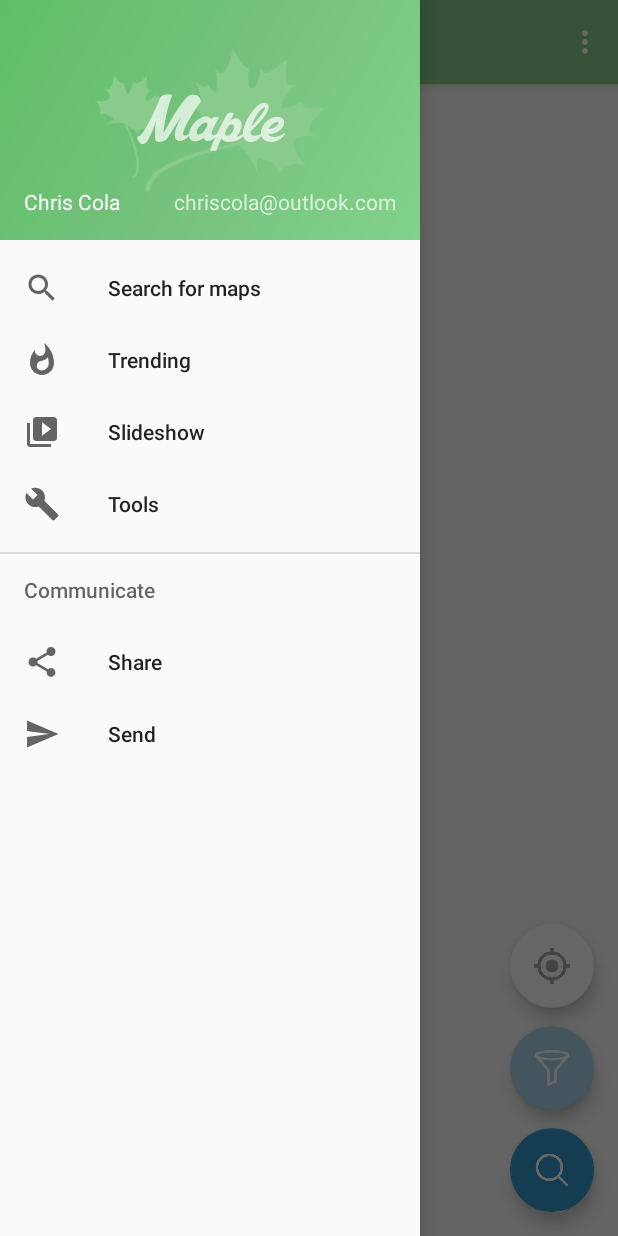
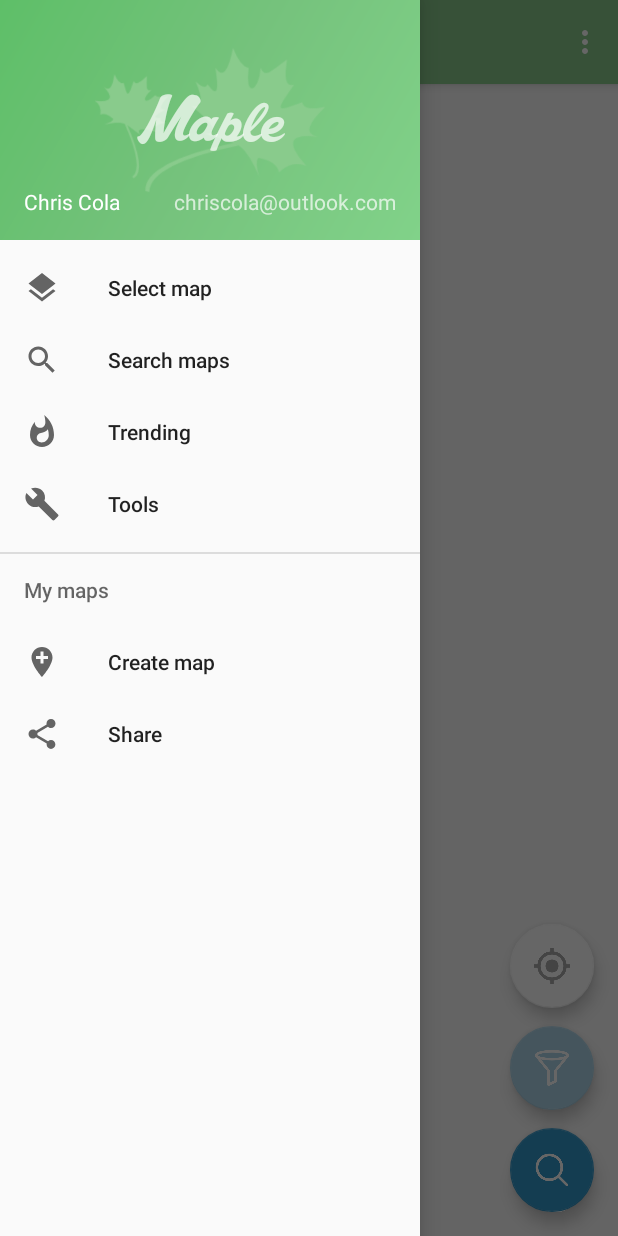
Before and after one commit to chewbyte/maple, an Android app: the screen it shows after launch (MapSelectActivity), with the side drawer open, on a phone screen of 412 x 824 dp. Run offline under Robolectric (Android 15) with nearby library versions, the phone set to English and light mode, and no system bars; libraries missing offline, so code that uses them is left out: com.mapbox.mapboxsdk, com.mapbox.services; plain views replace MapView; 6 statements that could not run were skipped.

Commit message:
Add Retrofit API library to project, update icons and menus

```diff
--- a/code/trunk/GeoGab/app/build.gradle
+++ b/code/trunk/GeoGab/app/build.gradle
@@ -39,4 +39,5 @@ dependencies {
     }
     compile 'de.hdodenhof:circleimageview:2.1.0'
     compile 'com.google.code.gson:gson:2.8.0'
+    compile 'com.squareup.retrofit2:retrofit:2.1.0'
 }
--- /dev/null
+++ b/code/trunk/GeoGab/app/src/main/res/drawable/ic_add_location_black.xml
@@ -0,0 +1,9 @@
+<vector xmlns:android="http://schemas.android.com/apk/res/android"
+        android:width="24dp"
+        android:height="24dp"
+        android:viewportWidth="24.0"
+        android:viewportHeight="24.0">
+    <path
+        android:fillColor="#FF000000"
+        android:pathData="M12,2C8.14,2 5,5.14 5,9c0,5.25 7,13 7,13s7,-7.75 7,-13c0,-3.86 -3.14,-7 -7,-7zM16,10h-3v3h-2v-3L8,10L8,8h3L11,5h2v3h3v2z"/>
+</vector>
--- /dev/null
+++ b/code/trunk/GeoGab/app/src/main/res/drawable/ic_layers_black.xml
@@ -0,0 +1,9 @@
+<vector xmlns:android="http://schemas.android.com/apk/res/android"
+        android:width="24dp"
+        android:height="24dp"
+        android:viewportWidth="24.0"
+        android:viewportHeight="24.0">
+    <path
+        android:fillColor="#FF000000"
+        android:pathData="M11.99,18.54l-7.37,-5.73L3,14.07l9,7 9,-7 -1.63,-1.27 -7.38,5.74zM12,16l7.36,-5.73L21,9l-9,-7 -9,7 1.63,1.27L12,16z"/>
+</vector>
--- a/code/trunk/GeoGab/app/src/main/res/menu/activity_map_select_drawer.xml
+++ b/code/trunk/GeoGab/app/src/main/res/menu/activity_map_select_drawer.xml
@@ -3,33 +3,33 @@
 
     <group android:checkableBehavior="single">
         <item
-            android:id="@+id/nav_camera"
+            android:id="@+id/nav_maps"
+            android:icon="@drawable/ic_layers_black"
+            android:title="Select map" />
+        <item
+            android:id="@+id/nav_search"
             android:icon="@drawable/ic_search_black"
-            android:title="Search for maps" />
+            android:title="Search maps" />
         <item
-            android:id="@+id/nav_gallery"
+            android:id="@+id/nav_trending"
             android:icon="@drawable/ic_whatshot_black"
             android:title="Trending" />
-        <item
-            android:id="@+id/nav_slideshow"
-            android:icon="@drawable/ic_menu_slideshow"
-            android:title="Slideshow" />
         <item
             android:id="@+id/nav_manage"
             android:icon="@drawable/ic_menu_manage"
             android:title="Tools" />
     </group>
 
-    <item android:title="Communicate">
+    <item android:title="My maps">
         <menu>
+            <item
+                android:id="@+id/nav_map_create"
+                android:icon="@drawable/ic_add_location_black"
+                android:title="Create map" />
             <item
                 android:id="@+id/nav_share"
                 android:icon="@drawable/ic_menu_share"
                 android:title="Share" />
-            <item
-                android:id="@+id/nav_send"
-                android:icon="@drawable/ic_menu_send"
-                android:title="Send" />
         </menu>
     </item>
 
```
Also changed, not shown: code/trunk/GeoGab/app/src/main/java/com/chewbyte/geogab/MapSelectActivity.java (+17 -55 lines), code/trunk/GeoGab/app/src/main/java/com/chewbyte/geogab/MapleServer.java (added, +13 -0 lines).
